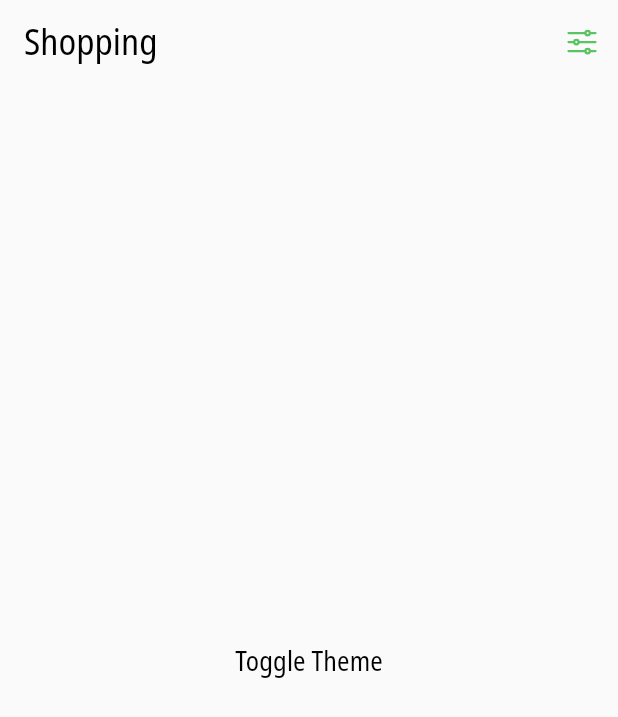
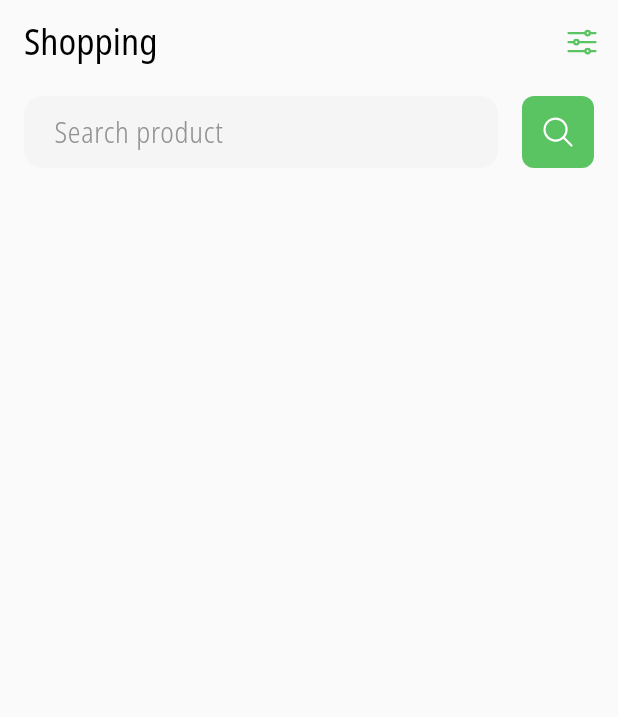
Before and after one commit to HiPeun/house_of_tomorrow, a Flutter app: the screen it shows after launch, on a phone screen of 412 x 824 dp. Shown: the top 717 px of the screen. Run offline on Flutter 3.47's test engine with Material 3 defaults, Android fonts, the phone set to English and light mode, and no system bars; our stand-ins replace flutter_svg.

Commit message:
검색창 생성 후 입력창 삭제버튼 생성

```diff
--- a/lib/src/view/shopping/shopping_view.dart
+++ b/lib/src/view/shopping/shopping_view.dart
@@ -1,8 +1,10 @@
+import 'package:flutter/cupertino.dart';
 import 'package:flutter/material.dart';
 import 'package:house_of_tomorrow/src/service/theme_service.dart';
 import 'package:house_of_tomorrow/theme/component/bottom_sheet/base_bottom_sheet.dart';
 import 'package:house_of_tomorrow/theme/component/bottom_sheet/setting_bottom_sheet.dart';
 import 'package:house_of_tomorrow/theme/component/button/button.dart';
+import 'package:house_of_tomorrow/theme/component/input_field.dart';
 import 'package:house_of_tomorrow/util/lang/generated/l10n.dart';
 import 'package:provider/provider.dart';
 
@@ -22,7 +24,6 @@ class ShoppingView extends StatelessWidget {
               onPressed: () {
                 showModalBottomSheet(
                   context: context,
-
                   builder: (context) {
                     return const SettingBottomSheet();
                   },
@@ -31,15 +32,34 @@ class ShoppingView extends StatelessWidget {
             ),
           ],
         ),
-      body: Center(
-        child: TextButton(
-          onPressed: context.read<ThemeService>().toggleTheme,
-          child: Text(
-            "Toggle Theme",
-            style: context.typo.headline6,
+        body: Column(
+          children: [
+            Padding(
+              padding: const EdgeInsets.symmetric(
+                horizontal: 16,
+                vertical: 8,
+              ),
+              child: Row(
+                children: [
+                  ///검색 입력란
+                  Expanded(
+                    child: InputField(
+                      hint: S.current.searchProduct,
                     ),
                   ),
+                  const SizedBox(
+                    width: 16
                   ),
-    );
+
+                  ///검색 버튼
+                  Button(
+                    onPressed: () {},
+                    icon: 'search',
+                  )
+                ],
+              ),
+            ),
+          ],
+        ));
   }
 }
--- /dev/null
+++ b/lib/theme/component/input_field.dart
@@ -0,0 +1,77 @@
+import 'package:flutter/material.dart';
+import 'package:house_of_tomorrow/src/service/theme_service.dart';
+import 'package:house_of_tomorrow/theme/component/button/button.dart';
+
+class InputField extends StatefulWidget {
+  const InputField({
+    super.key,
+    this.hint,
+    this.controller,
+    this.onChanged,
+    this.onSubmitted,
+    this.onClear,
+  });
+
+  final String? hint;
+
+  //사용자가 입력 받는 컨트롤러 입력하지 않을 수 있음
+  final TextEditingController? controller;
+  final void Function(String text)? onChanged;
+  final void Function(String text)? onSubmitted;
+  final void Function()? onClear;
+
+  @override
+  State<InputField> createState() => _InputFieldState();
+}
+
+class _InputFieldState extends State<InputField> {
+  late final TextEditingController controller =
+      widget.controller ?? TextEditingController();
+
+  @override
+  Widget build(BuildContext context) {
+    return TextField(
+      controller: controller,
+      onChanged: (value) {
+        setState(() {});
+        widget.onChanged?.call(value);
+      },
+      onSubmitted: widget.onSubmitted,
+      style: context.typo.headline5,
+      cursorColor: context.color.primary,
+      decoration: InputDecoration(
+        border: OutlineInputBorder(
+          borderSide: BorderSide(
+            width: 0,
+            style: BorderStyle.none,
+          ),
+          borderRadius: BorderRadius.circular(12),
+        ),
+        filled: true,
+        fillColor: context.color.hintContainer,
+        hintText: widget.hint,
+        hintStyle: context.typo.headline5.copyWith(
+          fontWeight: context.typo.light,
+          color: context.color.onHintContainer,
+        ),
+        contentPadding: EdgeInsets.symmetric(
+          vertical: 11.5,
+          horizontal: 16,
+        ),
+        suffixIcon: controller.text.isEmpty
+            ? null
+            : Button(
+                icon: 'close',
+                type: ButtonType.flat,
+                onPressed: () {
+                  setState(() {
+
+                  });
+                  controller.clear();
+                  widget.onClear?.call();
+                },
+              ),
+      ),
+    );
+  }
+}
```
Lines whose indentation alone changed are shown as unchanged.
